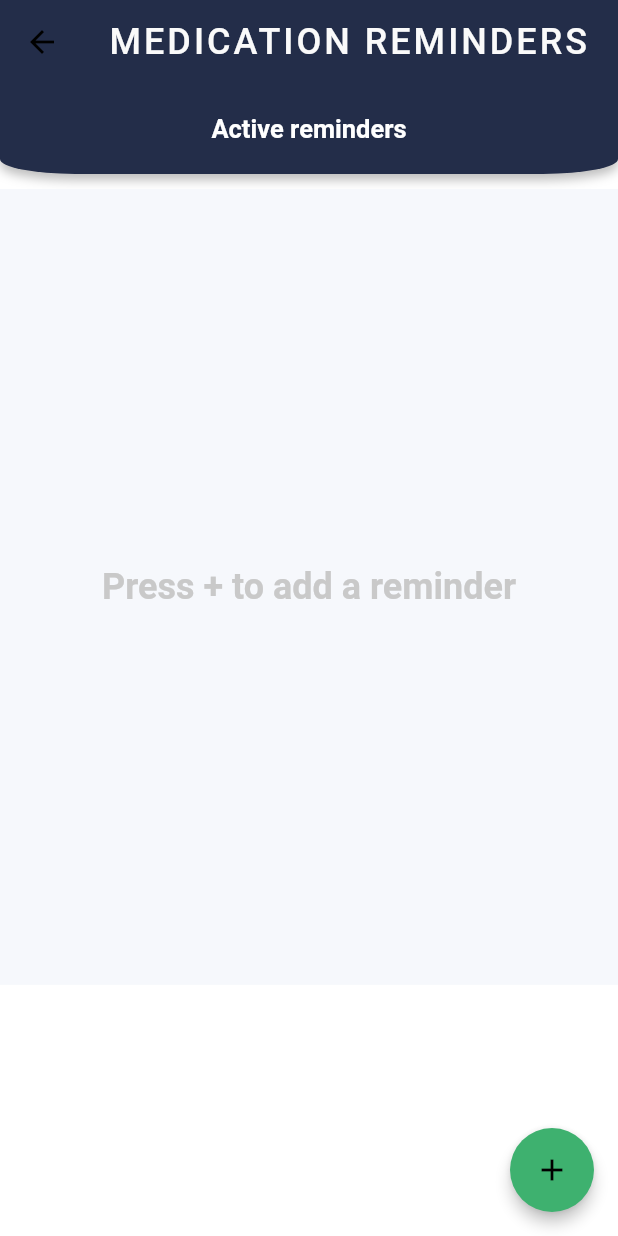
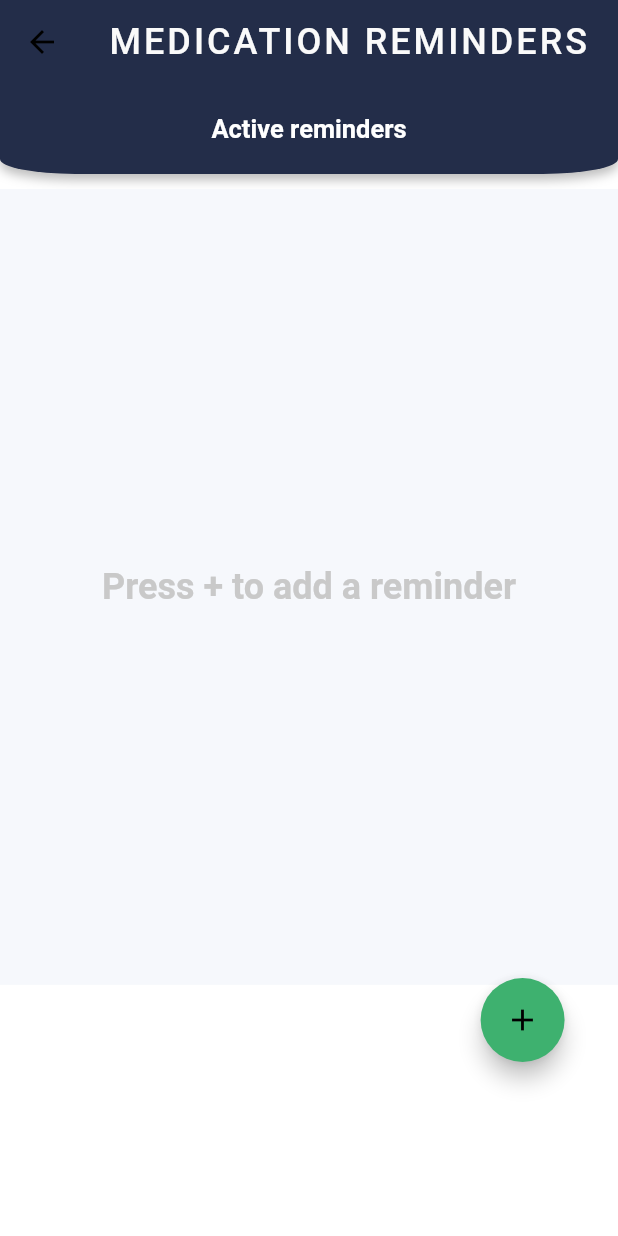
Before and after one commit to PIA-Group/Epilappsy, a Flutter app: the MedicationPage screen opened directly, on a phone screen of 412 x 824 dp. Run offline on Flutter 3.47's test engine with Material 2 defaults, Android fonts, the phone set to English and light mode, and no system bars; our stand-ins replace charts_flutter, chips_choice, cloud_firestore, firebase_auth, firebase_core, flutter_local_notifications and 7 more; missing offline and left inert: dart:ffi, flutter_circular_slider, slide_countdown_clock, transformer_page_view; accounts and stored records are empty; Roboto replaces fonts that are missing (Gill).

Commit message:
Update MedicationPage.dart

```diff
--- a/lib/Pages/Medication/MedicationPage.dart
+++ b/lib/Pages/Medication/MedicationPage.dart
@@ -4,14 +4,11 @@ import 'package:epilappsy/design/colors.dart';
 import 'package:flutter/material.dart';
 
 class MedicationPage extends StatefulWidget {
-
   @override
   _MedicationPageState createState() => _MedicationPageState();
 }
 
 class _MedicationPageState extends State<MedicationPage> {
-
-
   @override
   Widget build(BuildContext context) {
     //reference to the firebase reminders list -  Provider.of....(context) ?;
@@ -43,8 +40,12 @@ class _MedicationPageState extends State<MedicationPage> {
           ],
         ),
       ),
-      floatingActionButton: FloatingActionButton(
-        elevation: 4,
+      floatingActionButton: Container(
+        padding: EdgeInsets.only(bottom: 100.0),
+        child: Align(
+          //alignment: Alignment.bottomRight,
+          alignment: Alignment(0.8, 1.0),
+          child: FloatingActionButton(
             backgroundColor: Color(0xFF3EB16F),
             child: Icon(
               Icons.add,
@@ -57,12 +58,13 @@ class _MedicationPageState extends State<MedicationPage> {
                 ),
               );
             },
-      ),);
-
+          ),
+        ),
+      ),
+      floatingActionButtonLocation: FloatingActionButtonLocation.centerFloat,
+    );
   }
 }
-
-
 
 class TopContainer extends StatelessWidget {
   @override
@@ -153,7 +155,8 @@ class BottomContainer extends StatelessWidget {
         ),
       ),
     );
-        } /* else {
+  }
+  /* else {
           return Container(
             color: Color(0xFFF6F8FC),
             child: GridView.builder(
```
Lines whose indentation alone changed are shown as unchanged.
